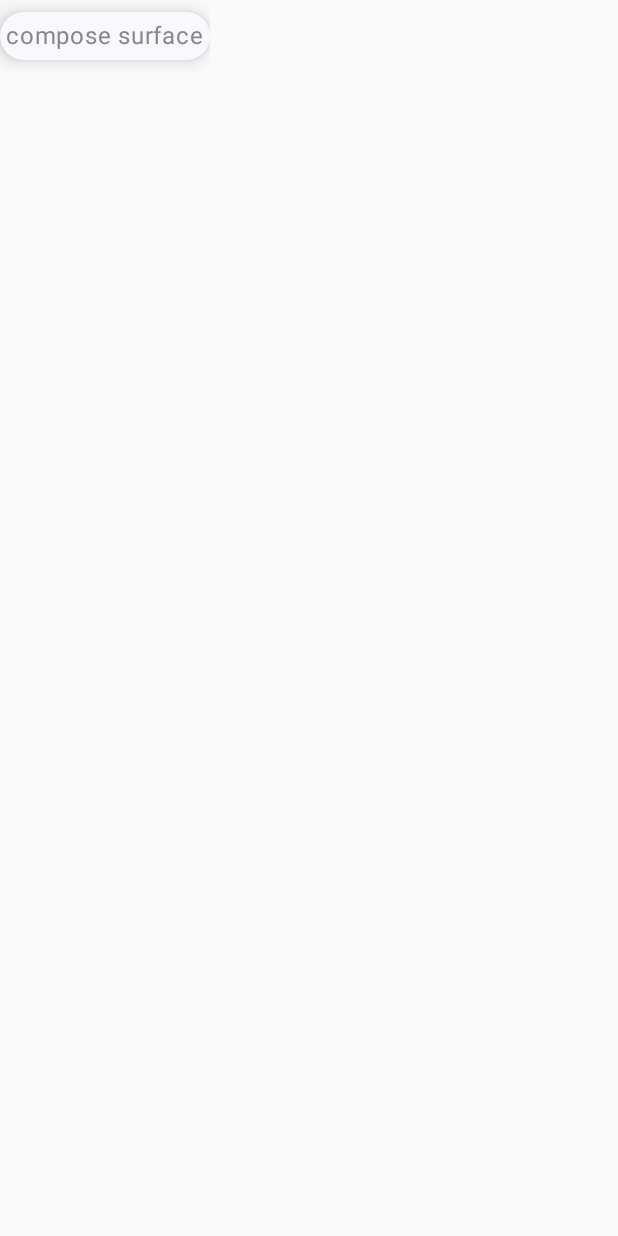
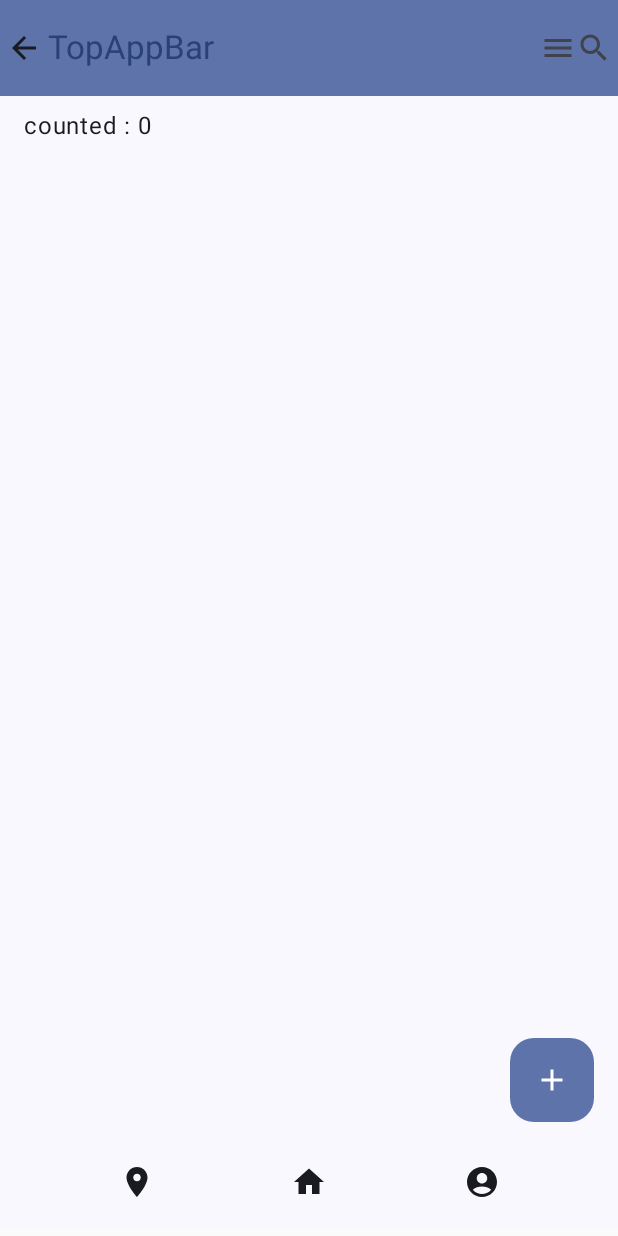
Before and after one commit to posite/Jetpack-Compose-exercise, an Android app built with Jetpack Compose: the screen it shows after launch (MainActivity), on a phone screen of 412 x 824 dp. Before the commit the screen is almost empty. Run offline under Robolectric (Android 15) with nearby library versions, the phone set to English and light mode, and no system bars; our stand-ins replace Dagger/Hilt's generated code; pictures from the network do not load.

Commit message:
feat: scaffold 실습
TopAppBar, BottomAppBar, FloatingActionButton을 편하게 사용할 수 있다

```diff
--- a/app/src/main/java/com/posite/compose1/presentation/layout/MainActivity.kt
+++ b/app/src/main/java/com/posite/compose1/presentation/layout/MainActivity.kt
@@ -9,8 +9,10 @@ import androidx.activity.compose.setContent
 import androidx.activity.viewModels
 import androidx.compose.foundation.BorderStroke
 import androidx.compose.foundation.Image
+import androidx.compose.foundation.layout.Arrangement
 import androidx.compose.foundation.layout.Box
 import androidx.compose.foundation.layout.Column
+import androidx.compose.foundation.layout.Row
 import androidx.compose.foundation.layout.Spacer
 import androidx.compose.foundation.layout.fillMaxSize
 import androidx.compose.foundation.layout.fillMaxWidth
@@ -19,17 +21,32 @@ import androidx.compose.foundation.layout.padding
 import androidx.compose.foundation.shape.CutCornerShape
 import androidx.compose.foundation.shape.RoundedCornerShape
 import androidx.compose.foundation.text.ClickableText
+import androidx.compose.material.icons.Icons
+import androidx.compose.material.icons.filled.AccountCircle
+import androidx.compose.material.icons.filled.Add
+import androidx.compose.material.icons.filled.ArrowBack
+import androidx.compose.material.icons.filled.Home
+import androidx.compose.material.icons.filled.Menu
+import androidx.compose.material.icons.filled.Place
+import androidx.compose.material.icons.filled.Search
 import androidx.compose.material3.Button
 import androidx.compose.material3.ButtonDefaults
 import androidx.compose.material3.Card
 import androidx.compose.material3.CardDefaults
 import androidx.compose.material3.Divider
+import androidx.compose.material3.ExperimentalMaterial3Api
+import androidx.compose.material3.FloatingActionButton
+import androidx.compose.material3.FloatingActionButtonDefaults
 import androidx.compose.material3.Icon
 import androidx.compose.material3.IconButton
+import androidx.compose.material3.MaterialTheme
 import androidx.compose.material3.OutlinedTextField
+import androidx.compose.material3.Scaffold
 import androidx.compose.material3.Surface
 import androidx.compose.material3.Text
 import androidx.compose.material3.TextField
+import androidx.compose.material3.TopAppBar
+import androidx.compose.material3.TopAppBarDefaults
 import androidx.compose.runtime.Composable
 import androidx.compose.ui.Alignment
 import androidx.compose.ui.Modifier
@@ -74,7 +91,8 @@ class MainActivity : ComponentActivity() {
                 //BoxEx()
                 //CardEx()
                 //WebViewEx()
-                SurfaceEx()
+                //SurfaceEx()
+                ScaffoldEx()
             }
         }
     }
@@ -309,6 +327,70 @@ class MainActivity : ComponentActivity() {
         }
     }
 
+    @OptIn(ExperimentalMaterial3Api::class)
+    @Composable
+    fun ScaffoldEx() {
+        Scaffold(
+            modifier = Modifier.padding(bottom = 4.dp),
+            topBar = {
+                TopAppBar(title = { Text(text = "TopAppBar") }, navigationIcon = {
+                    Icon(Icons.Default.ArrowBack, contentDescription = "ArrowBack")
+                }, actions = {
+                    Icon(Icons.Default.Menu, contentDescription = "Menu")
+                    Icon(Icons.Default.Search, contentDescription = "Search")
+                }, colors = TopAppBarDefaults.topAppBarColors(
+                    containerColor = MaterialTheme.colorScheme.primaryContainer,
+                    titleContentColor = MaterialTheme.colorScheme.primary,
+                )
+                )
+            },
+            floatingActionButton = {
+                FloatingActionButton(
+                    onClick = { viewModel.onOneClick() },
+                    elevation = FloatingActionButtonDefaults.elevation(0.dp)
+                ) {
+                    Icon(Icons.Default.Add, contentDescription = "Add")
+                }
+            },
+            bottomBar = {
+                Surface(
+                    modifier = Modifier
+                        .fillMaxWidth()
+                        .height(56.dp),
+                    shadowElevation = 0.dp,
+                    shape = RoundedCornerShape(topStart = 20.dp, topEnd = 20.dp),
+                ) {
+                    Row(
+                        modifier = Modifier
+                            .fillMaxSize(),
+                        horizontalArrangement = Arrangement.SpaceEvenly
+                    ) {
+                        IconButton(onClick = { }) {
+                            Icon(Icons.Default.Place, contentDescription = "Place")
+                        }
+                        IconButton(onClick = { }) {
+                            Icon(Icons.Default.Home, contentDescription = "Home")
+                        }
+                        IconButton(onClick = { }) {
+                            Icon(Icons.Default.AccountCircle, contentDescription = "Account")
+                        }
+                    }
+                }
+            }
+        ) { paddingValue ->
+            Surface(
+                modifier = Modifier
+                    .fillMaxSize()
+                    .padding(
+                        vertical = paddingValue.calculateTopPadding() + 8.dp,
+                        horizontal = 16.dp
+                    ),
+            ) {
+                Text(text = "counted : ${viewModel.count1.value}")
+            }
+        }
+    }
+
     @Preview(showBackground = true)
     @Composable
     fun GreetingPreview() {
@@ -320,7 +402,8 @@ class MainActivity : ComponentActivity() {
             //BoxEx()
             //CardEx()
             //WebViewEx()
-            SurfaceEx()
+            //SurfaceEx()
+            ScaffoldEx()
         }
     }
 }
```
